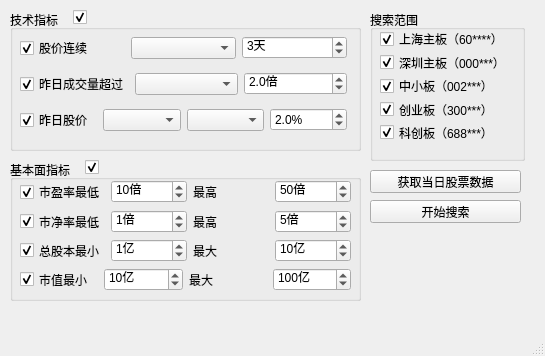
Old version of the form QtDesign/StockFinder.ui in the repository victor647/QuantumStockTrade.
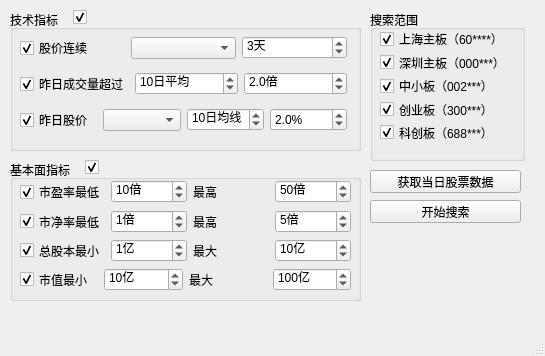
New version of the form.

The edit to the form file:
```diff
--- a/QtDesign/StockFinder.ui
+++ b/QtDesign/StockFinder.ui
@@ -283,18 +283,24 @@
          </widget>
         </item>
         <item>
-         <widget class="QComboBox" name="cbbAverageVolumePeriod">
+         <widget class="QSpinBox" name="spbAverageVolumePeriod">
+          <property name="enabled">
+           <bool>true</bool>
+          </property>
           <property name="font">
            <font>
             <family>Microsoft YaHei UI</family>
             <pointsize>9</pointsize>
            </font>
           </property>
-          <property name="editable">
-           <bool>false</bool>
+          <property name="suffix">
+           <string>日平均</string>
           </property>
-          <property name="currentText">
-           <string/>
+          <property name="maximum">
+           <number>20</number>
+          </property>
+          <property name="value">
+           <number>10</number>
           </property>
          </widget>
         </item>
@@ -363,18 +369,24 @@
          </widget>
         </item>
         <item>
-         <widget class="QComboBox" name="cbbAveragePricePeriod">
+         <widget class="QSpinBox" name="spbAveragePricePeriod">
+          <property name="enabled">
+           <bool>true</bool>
+          </property>
           <property name="font">
            <font>
             <family>Microsoft YaHei UI</family>
             <pointsize>9</pointsize>
            </font>
           </property>
-          <property name="editable">
-           <bool>false</bool>
+          <property name="suffix">
+           <string>日均线</string>
           </property>
-          <property name="currentText">
-           <string/>
+          <property name="maximum">
+           <number>20</number>
+          </property>
+          <property name="value">
+           <number>10</number>
           </property>
          </widget>
         </item>
```
Left out of the diff: 16 changed lines with no effect on the pictures.
